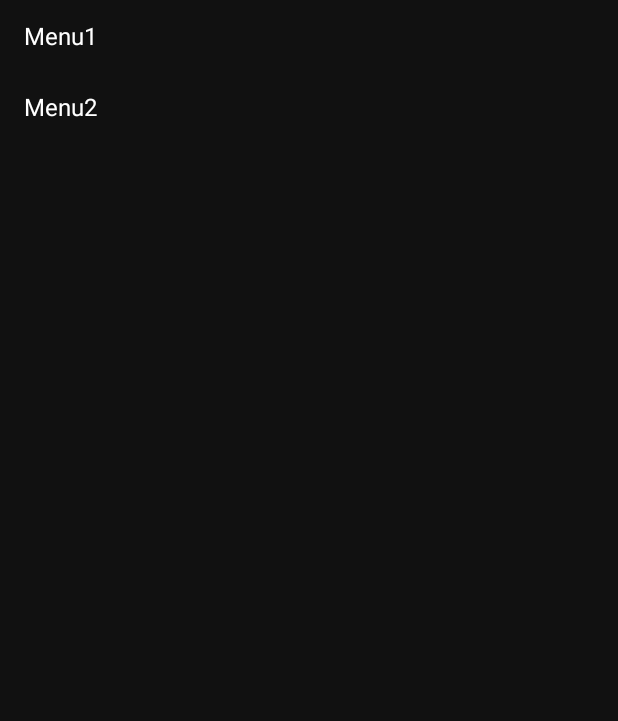
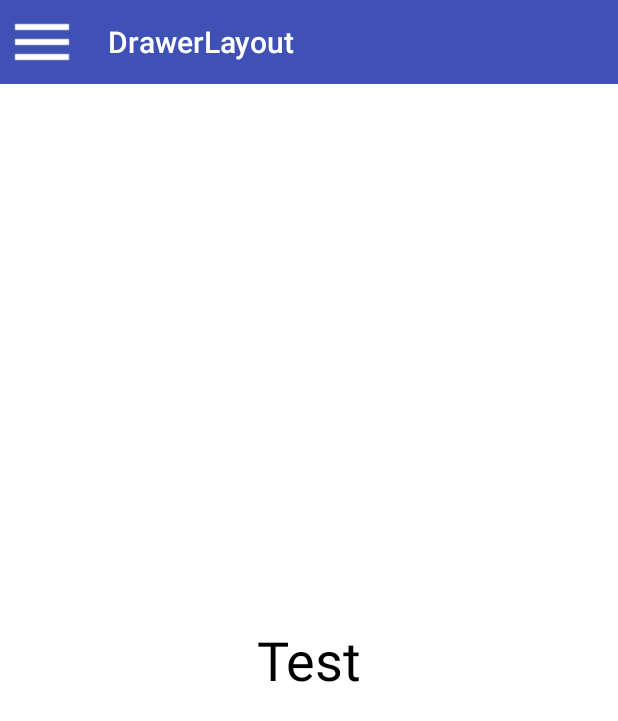
Before and after one commit to acprimer/AndroidStudy, an Android app: the DrawerActivity screen opened directly, with no data from a screen before it, on a phone screen of 412 x 824 dp. Before the commit the part shown is almost empty. Shown: the top 721 px of the screen. Run offline under Robolectric (Android 15) with nearby library versions, the phone set to English and light mode, and no system bars; 2 statements that could not run were skipped.

Commit message:
Android Study + DrawerLayout

```diff
--- a/app/src/main/java/com/study/yaodh/androidstudy/activity/DrawerActivity.java
+++ b/app/src/main/java/com/study/yaodh/androidstudy/activity/DrawerActivity.java
@@ -1,12 +1,16 @@
 package com.study.yaodh.androidstudy.activity;
 
+import android.content.res.Configuration;
 import android.os.Bundle;
+import android.support.annotation.Nullable;
+import android.support.v4.app.ActionBarDrawerToggle;
 import android.support.v4.widget.DrawerLayout;
 import android.support.v7.app.AppCompatActivity;
+import android.support.v7.widget.Toolbar;
+import android.view.MenuItem;
 import android.view.View;
 import android.widget.AdapterView;
-import android.widget.ArrayAdapter;
-import android.widget.ListView;
+import android.widget.TextView;
 
 import com.study.yaodh.androidstudy.R;
 
@@ -16,23 +20,78 @@ import com.study.yaodh.androidstudy.R;
 public class DrawerActivity extends AppCompatActivity implements AdapterView.OnItemClickListener{
     private String[] mPlanetTitles;
     private DrawerLayout mDrawerLayout;
-    private ListView mDrawerList;
+    private TextView mDrawerList;
+    private TextView textView;
+    private ActionBarDrawerToggle mDrawerToggle;
 
     @Override
     protected void onCreate(Bundle savedInstanceState) {
         super.onCreate(savedInstanceState);
         setContentView(R.layout.activity_drawer);
 
+        initToolbar();
+
         mPlanetTitles = getResources().getStringArray(R.array.menu);
         mDrawerLayout = (DrawerLayout) findViewById(R.id.drawer_layout);
-        mDrawerList = (ListView) findViewById(R.id.left_drawer);
+        mDrawerList = (TextView) findViewById(R.id.left_drawer);
+        textView = (TextView) findViewById(R.id.text);
 
-        mDrawerList.setAdapter(new ArrayAdapter<String>(
+//        mDrawerList.setAdapter(new ArrayAdapter<>(
+//                this,
+//                android.R.layout.simple_list_item_1,
+//                mPlanetTitles
+//        ));
+//        mDrawerList.setOnItemClickListener(this);
+
+        mDrawerToggle = new ActionBarDrawerToggle(
                 this,
-                android.R.layout.simple_list_item_1,
-                mPlanetTitles
-        ));
-        mDrawerList.setOnItemClickListener(this);
+                mDrawerLayout,
+                R.drawable.ic_logo,
+                R.string.drawer_open,
+                R.string.drawer_close
+        ) {
+            @Override
+            public void onDrawerClosed(View drawerView) {
+                super.onDrawerClosed(drawerView);
+            }
+
+            @Override
+            public void onDrawerOpened(View drawerView) {
+                super.onDrawerOpened(drawerView);
+            }
+        };
+        mDrawerLayout.setDrawerListener(mDrawerToggle);
+    }
+
+    private void initToolbar() {
+        Toolbar toolbar = (Toolbar) findViewById(R.id.toolbar);
+        setSupportActionBar(toolbar);
+        toolbar.setNavigationOnClickListener(new View.OnClickListener() {
+            @Override
+            public void onClick(View view) {
+                mDrawerLayout.openDrawer(mDrawerList);
+            }
+        });
+    }
+
+    @Override
+    protected void onPostCreate(@Nullable Bundle savedInstanceState) {
+        super.onPostCreate(savedInstanceState);
+        mDrawerToggle.syncState();
+    }
+
+    @Override
+    public void onConfigurationChanged(Configuration newConfig) {
+        super.onConfigurationChanged(newConfig);
+        mDrawerToggle.onConfigurationChanged(newConfig);
+    }
+
+    @Override
+    public boolean onOptionsItemSelected(MenuItem item) {
+        if(mDrawerToggle.onOptionsItemSelected(item)) {
+            return true;
+        }
+        return super.onOptionsItemSelected(item);
     }
 
     @Override
@@ -41,5 +100,8 @@ public class DrawerActivity extends AppCompatActivity implements AdapterView.OnI
     }
 
     private void selectItem(int position) {
+        textView.setText("You clicked " + position);
+
+        mDrawerLayout.closeDrawer(mDrawerList);
     }
 }
--- a/app/src/main/res/layout/activity_drawer.xml
+++ b/app/src/main/res/layout/activity_drawer.xml
@@ -1,23 +1,54 @@
 <?xml version="1.0" encoding="utf-8"?>
 <android.support.v4.widget.DrawerLayout xmlns:android="http://schemas.android.com/apk/res/android"
     xmlns:tools="http://schemas.android.com/tools"
+    xmlns:app="http://schemas.android.com/apk/res-auto"
     android:id="@+id/drawer_layout"
     android:layout_width="match_parent"
     android:layout_height="match_parent"
     tools:context=".activity.DrawerActivity">
 
-    <FrameLayout
-        android:id="@+id/content_frame"
+    <LinearLayout
         android:layout_width="match_parent"
-        android:layout_height="match_parent" />
+        android:layout_height="match_parent"
+        android:orientation="vertical">
 
-    <ListView
+        <android.support.v7.widget.Toolbar
+            android:id="@+id/toolbar"
+            android:layout_width="match_parent"
+            android:layout_height="wrap_content"
+            app:title="DrawerLayout"
+            app:navigationIcon="@drawable/ic_menu"
+            android:background="@color/colorPrimary"
+            android:minHeight="?attr/actionBarSize"/>
+
+        <TextView
+            android:id="@+id/text"
+            android:layout_width="match_parent"
+            android:layout_height="match_parent"
+            android:background="#fff"
+            android:gravity="center"
+            android:text="Test"
+            android:textColor="#000"
+            android:textSize="36sp" />
+    </LinearLayout>
+
+
+    <!--<ListView-->
+    <!--android:id="@+id/left_drawer"-->
+    <!--android:layout_width="240dp"-->
+    <!--android:layout_height="match_parent"-->
+    <!--android:layout_gravity="start"-->
+    <!--android:background="#111"-->
+    <!--android:choiceMode="singleChoice"-->
+    <!--android:divider="@android:color/transparent"-->
+    <!--android:dividerHeight="0dp" />-->
+
+    <TextView
         android:id="@+id/left_drawer"
         android:layout_width="240dp"
         android:layout_height="match_parent"
+        android:layout_gravity="start"
         android:background="#111"
-        android:choiceMode="singleChoice"
-        android:divider="@android:color/transparent"
-        android:dividerHeight="0dp"
-        android:gravity="start" />
+        android:textColor="#fff"
+        android:text="Test"/>
 </android.support.v4.widget.DrawerLayout>
--- a/app/src/main/res/values/strings.xml
+++ b/app/src/main/res/values/strings.xml
@@ -6,7 +6,8 @@
     <string name="title_activity_progressbar">ProgressbarActivity</string>
     <string name="title_activity_share">ShareActivity</string>
     <string name="title_activity_text_swticher">TextSwticherActivity</string>
-
+    <string name="drawer_open">Open navigation drawer</string>
+    <string name="drawer_close">Close navigation drawer</string>
     <string-array name="menu">
         <item>Menu1</item>
         <item>Menu2</item>
```
Also changed, not shown: app/src/main/res/drawable/ic_menu.png (added).
